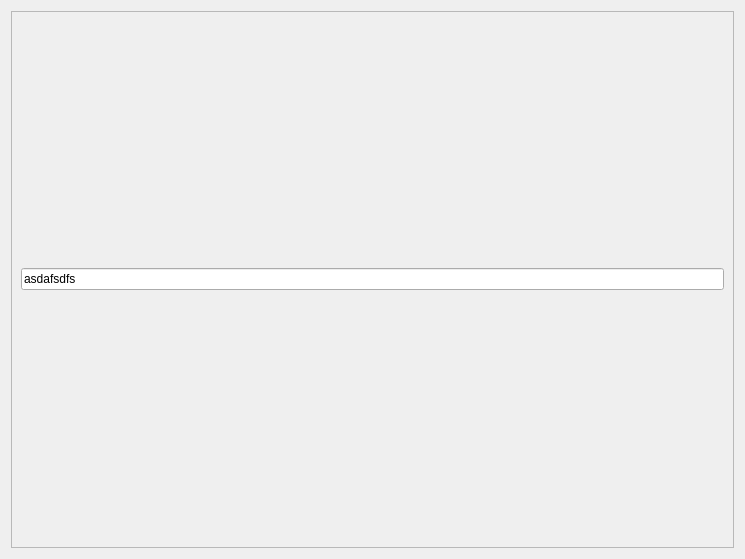
First picture: the form in qucs/iclayout.ui, repository ariasensing/qucs-ic, before the edit.
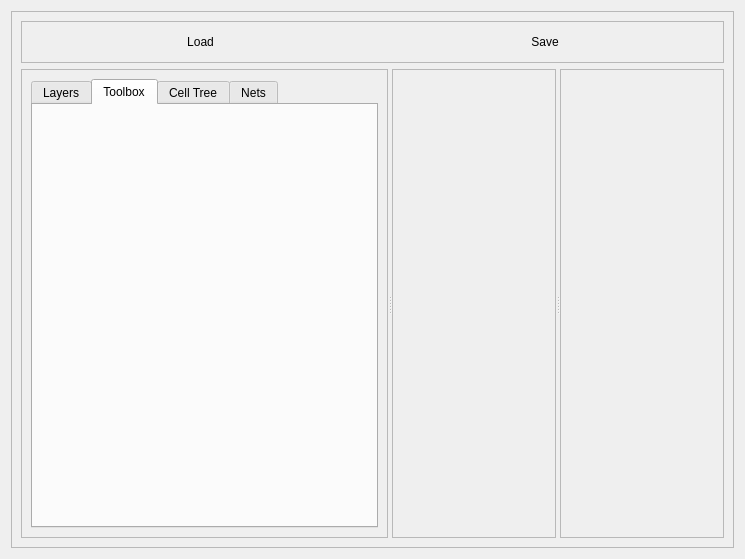
Second picture: the form after the edit. Icons and pictures are not drawn.

The edit to the form file:
```diff
--- a/qucs/iclayout.ui
+++ b/qucs/iclayout.ui
@@ -23,11 +23,134 @@
       <enum>QFrame::Shadow::Raised</enum>
      </property>
      <layout class="QGridLayout" name="gridLayout_2">
+      <item row="1" column="0">
+       <widget class="QSplitter" name="splitter">
+        <property name="orientation">
+         <enum>Qt::Orientation::Horizontal</enum>
+        </property>
+        <widget class="QFrame" name="leftFrame">
+         <property name="frameShape">
+          <enum>QFrame::Shape::StyledPanel</enum>
+         </property>
+         <property name="frameShadow">
+          <enum>QFrame::Shadow::Raised</enum>
+         </property>
+         <layout class="QGridLayout" name="gridLayout_3">
+          <item row="0" column="0">
+           <widget class="QTabWidget" name="leftTabWidget">
+            <property name="currentIndex">
+             <number>1</number>
+            </property>
+            <widget class="QWidget" name="tabLayers">
+             <attribute name="title">
+              <string>Layers</string>
+             </attribute>
+            </widget>
+            <widget class="QWidget" name="tabToolbox">
+             <attribute name="title">
+              <string>Toolbox</string>
+             </attribute>
+            </widget>
+            <widget class="QWidget" name="tabCellTree">
+             <attribute name="title">
+              <string>Cell Tree</string>
+             </attribute>
+            </widget>
+            <widget class="QWidget" name="tabNets">
+             <attribute name="title">
+              <string>Nets</string>
+             </attribute>
+            </widget>
+           </widget>
+          </item>
+         </layout>
+        </widget>
+        <widget class="QFrame" name="centerFrame">
+         <property name="frameShape">
+          <enum>QFrame::Shape::StyledPanel</enum>
+         </property>
+         <property name="frameShadow">
+          <enum>QFrame::Shadow::Raised</enum>
+         </property>
+        </widget>
+        <widget class="QFrame" name="rightFrame">
+         <property name="frameShape">
+          <enum>QFrame::Shape::StyledPanel</enum>
+         </property>
+         <property name="frameShadow">
+          <enum>QFrame::Shadow::Raised</enum>
+         </property>
+        </widget>
+       </widget>
+      </item>
       <item row="0" column="0">
-       <widget class="QLineEdit" name="lineEdit">
-        <property name="text">
-         <string>asdafsdfs</string>
+       <widget class="QFrame" name="frame">
+        <property name="sizePolicy">
+         <sizepolicy hsizetype="Preferred" vsizetype="Fixed">
+          <horstretch>0</horstretch>
+          <verstretch>0</verstretch>
+         </sizepolicy>
         </property>
+        <property name="frameShape">
+         <enum>QFrame::Shape::StyledPanel</enum>
+        </property>
+        <property name="frameShadow">
+         <enum>QFrame::Shadow::Raised</enum>
+        </property>
+        <layout class="QHBoxLayout" name="horizontalLayout">
+         <item>
+          <widget class="QPushButton" name="btnLoad">
+           <property name="toolTip">
+            <string>Load a layout file</string>
+           </property>
+           <property name="statusTip">
+            <string>Load a layout file</string>
+           </property>
+           <property name="whatsThis">
+            <string>Override the current layout with the content of a file</string>
+           </property>
+           <property name="text">
+            <string>Load</string>
+           </property>
+           <property name="icon">
+            <iconset resource="qucs.qrc">
+             <normaloff>:/bitmaps/svg/file-download-icon.svg</normaloff>:/bitmaps/svg/file-download-icon.svg</iconset>
+           </property>
+           <property name="shortcut">
+            <string>Ctrl+Shift+L</string>
+           </property>
+           <property name="flat">
+            <bool>true</bool>
+           </property>
+          </widget>
+         </item>
+         <item>
+          <widget class="QPushButton" name="btnSave">
+           <property name="toolTip">
+            <string>Save the current layout file</string>
+           </property>
+           <property name="statusTip">
+            <string>Save the current layout file</string>
+           </property>
+           <property name="whatsThis">
+            <string>Save the layout in a common file (gds, oasis). The saved file will be associated to the project schematic (if any)</string>
+           </property>
+           <property name="text">
+            <string>Save</string>
+           </property>
+           <property name="icon">
+            <iconset resource="qucs.qrc">
+             <normaloff>:/bitmaps/svg/save-file-icon.svg</normaloff>:/bitmaps/svg/save-file-icon.svg</iconset>
+           </property>
+           <property name="shortcut">
+            <string>Ctrl+Shift+S</string>
+           </property>
+           <property name="flat">
+            <bool>true</bool>
+           </property>
+          </widget>
+         </item>
+        </layout>
        </widget>
       </item>
      </layout>
```
Left out of the diff: 4 changed lines with no effect on the pictures.
